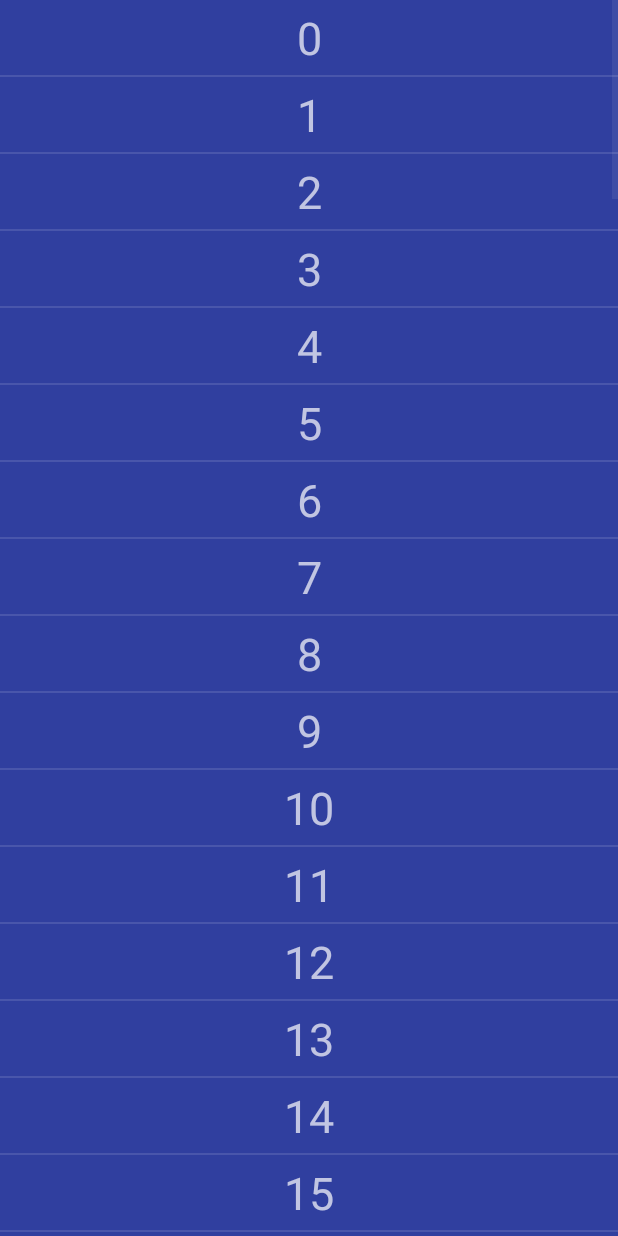
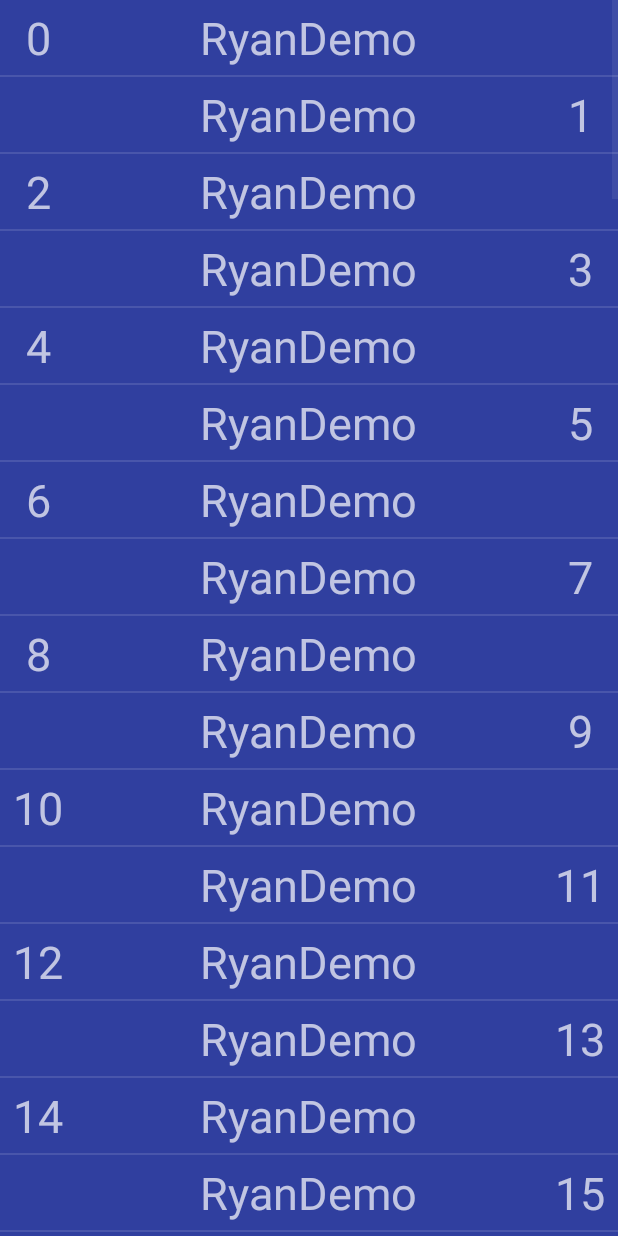
Before and after one commit to keegan118/RyanAndroidDemo, an Android app: the ListViewActivity screen opened directly, with no data from a screen before it, on a phone screen of 412 x 824 dp. Run offline under Robolectric (Android 15) with nearby library versions, the phone set to English and light mode, and no system bars.

Commit message:
ListView Additions

```diff
--- a/app/src/main/java/com/example/rhutc/ryandemo/ListViewActivity.java
+++ b/app/src/main/java/com/example/rhutc/ryandemo/ListViewActivity.java
@@ -2,11 +2,14 @@ package com.example.rhutc.ryandemo;
 
 import android.support.v7.app.AppCompatActivity;
 import android.os.Bundle;
+import android.view.View;
+import android.widget.AdapterView;
 import android.widget.ListView;
+import android.widget.Toast;
 
 import com.example.rhutc.ryandemo.adapter.ListViewAdapter;
 
-public class ListViewActivity extends AppCompatActivity {
+public class ListViewActivity extends AppCompatActivity implements AdapterView.OnItemClickListener {
 
     private ListView listView;
 
@@ -17,9 +20,15 @@ public class ListViewActivity extends AppCompatActivity {
         initialView();
     }
 
-    private void initialView(){
+    private void initialView() {
         listView = (ListView) findViewById(R.id.list_view);
         ListViewAdapter listViewAdapter = new ListViewAdapter(this);
         listView.setAdapter(listViewAdapter);
+        listView.setOnItemClickListener(this);
+    }
+
+    @Override
+    public void onItemClick(AdapterView<?> parent, View view, int position, long id) {
+        Toast.makeText(this, "listView was clicked at position: " + position, Toast.LENGTH_LONG).show();
     }
 }
--- a/app/src/main/java/com/example/rhutc/ryandemo/MainActivity.java
+++ b/app/src/main/java/com/example/rhutc/ryandemo/MainActivity.java
@@ -4,6 +4,7 @@ import android.content.Intent;
 import android.support.v7.app.AppCompatActivity;
 import android.os.Bundle;
 import android.view.View;
+import android.widget.AdapterView;
 import android.widget.ImageButton;
 import android.widget.Toast;
 
--- a/app/src/main/java/com/example/rhutc/ryandemo/adapter/ListViewAdapter.java
+++ b/app/src/main/java/com/example/rhutc/ryandemo/adapter/ListViewAdapter.java
@@ -16,11 +16,11 @@ import com.example.rhutc.ryandemo.R;
 public class ListViewAdapter extends BaseAdapter {
 
     private Context context;
-    private LayoutInflater inflater;
+    private LayoutInflater mInflater;
 
     public ListViewAdapter(Context context) {
         this.context = context;
-        inflater = (LayoutInflater) context.getSystemService(Context.LAYOUT_INFLATER_SERVICE);
+        mInflater = (LayoutInflater) context.getSystemService(Context.LAYOUT_INFLATER_SERVICE);
     }
 
     @Override
@@ -40,13 +40,49 @@ public class ListViewAdapter extends BaseAdapter {
 
     @Override
     public View getView(int position, View convertView, ViewGroup parent) {
+
 //        TextView view = new TextView(context);
 //        view.setText(String.valueOf(position));
 //        return view;
 
-        View rowView = inflater.inflate(R.layout.list_item, parent, false);
-        TextView textView = (TextView) rowView.findViewById(R.id.list_view_tv);
-        textView.setText(String.valueOf(position));
-        return textView;
+        ViewHolder holder;
+        if (convertView == null) {
+            convertView = mInflater.inflate(R.layout.list_item, parent, false);
+            holder = new ViewHolder();
+            holder.textView1 = (TextView) convertView.findViewById(R.id.list_view_tv1);
+            holder.textView2 = (TextView) convertView.findViewById(R.id.list_view_tv2);
+            holder.textView3 = (TextView) convertView.findViewById(R.id.list_view_tv3);
+            convertView.setTag(holder);
+        } else {
+            holder = (ViewHolder) convertView.getTag();
+        }
+        holder.textView1.setText(String.valueOf(position));
+        holder.textView3.setText(String.valueOf(position));
+        if (position % 2 == 0) {
+            holder.textView1.setVisibility(View.VISIBLE);
+            holder.textView3.setVisibility(View.INVISIBLE);
+        } else {
+            holder.textView1.setVisibility(View.INVISIBLE);
+            holder.textView3.setVisibility(View.VISIBLE);
+        }
+
+//        View rowView = mInflater.inflate(R.layout.list_item, parent, false);
+//        TextView textView = (TextView) rowView.findViewById(R.id.list_view_tv);
+//        textView.setText(String.valueOf(position));
+
+//        textView.setOnClickListener(new View.OnClickListener(){
+//            @Override
+//                    public void onClick(View v){
+//
+//            }
+//        });
+
+        return convertView;
     }
 }
+
+class ViewHolder {
+    TextView textView1;
+    TextView textView2;
+    TextView textView3;
+}
--- a/app/src/main/res/layout/list_item.xml
+++ b/app/src/main/res/layout/list_item.xml
@@ -1,16 +1,39 @@
 <?xml version="1.0" encoding="utf-8"?>
-<LinearLayout xmlns:android="http://schemas.android.com/apk/res/android"
+<RelativeLayout xmlns:android="http://schemas.android.com/apk/res/android"
     android:id="@+id/list_view_ll"
-    android:orientation="vertical" android:layout_width="match_parent"
-    android:layout_height="match_parent">
+    android:layout_width="match_parent"
+    android:layout_height="50dp"
+    android:orientation="vertical">
 
     <TextView
-        android:id="@+id/list_view_tv"
-        android:layout_width="match_parent"
+        android:id="@+id/list_view_tv1"
+        android:layout_width="wrap_content"
         android:layout_height="50dp"
         android:gravity="center"
-        android:layout_gravity="center"
+        android:hint="@string/hint"
+        android:text="@string/app_name"
+        android:textSize="30sp"
+        android:layout_alignParentTop="true"
+        android:layout_alignParentStart="true" />
+
+    <TextView
+        android:id="@+id/list_view_tv2"
+        android:layout_width="wrap_content"
+        android:layout_height="50dp"
+        android:gravity="center"
         android:hint="@string/app_name"
+        android:textSize="30sp"
+        android:layout_alignParentTop="true"
+        android:layout_centerHorizontal="true" />
+
+    <TextView
+        android:id="@+id/list_view_tv3"
+        android:layout_alignParentRight="true"
+        android:layout_centerVertical="true"
+        android:layout_width="wrap_content"
+        android:layout_height="50dp"
+        android:gravity="center"
+        android:hint="@string/hint"
         android:textSize="30sp"/>
 
-</LinearLayout>
+</RelativeLayout>
--- a/app/src/main/res/values/strings.xml
+++ b/app/src/main/res/values/strings.xml
@@ -1,3 +1,4 @@
 <resources>
     <string name="app_name">RyanDemo</string>
+    <string name="hint">hint</string>
 </resources>
```
